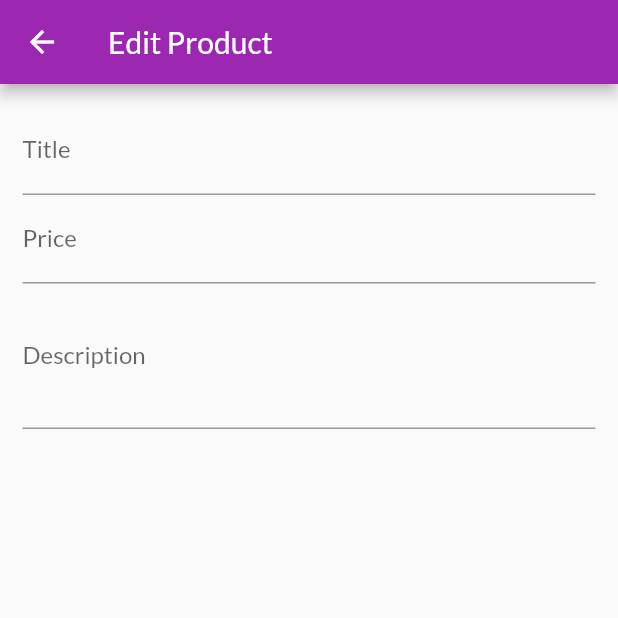
After one commit to Nobi1202/ShopApp, a Flutter app: the EditProductsScreen screen opened by its route, on a phone screen of 412 x 824 dp, the top half of it. The commit adds this screen. Run offline on Flutter 3.47's test engine with Material 2 defaults, Android fonts, the phone set to English and light mode, and no system bars; network calls fail.

Commit message:
update: show dialog & edit product screen

```diff
--- a/lib/main.dart
+++ b/lib/main.dart
@@ -3,10 +3,12 @@ import 'package:shop_app/providers/cart.dart';
 import 'package:shop_app/providers/order.dart';
 import 'package:shop_app/providers/products.dart';
 import 'package:shop_app/screens/cart_screen.dart';
+import 'package:shop_app/screens/edit_products_screen.dart';
 import 'package:shop_app/screens/orders_screen.dart';
 import 'package:shop_app/screens/product_detail_screen.dart';
 import 'package:shop_app/screens/products_overview_screen.dart';
 import 'package:provider/provider.dart';
+import 'package:shop_app/screens/user_products_screen.dart';
 
 void main() => runApp(const MyApp());
 
@@ -39,6 +41,8 @@ class MyApp extends StatelessWidget {
             ProductDetailScreen.routeName: (ctx) => const ProductDetailScreen(),
             CartScreen.routeName: (ctx) => const CartScreen(),
             OrdersScreen.routeName: (ctx) => const OrdersScreen(),
+            UserProductsScreen.routeName: (ctx) => const UserProductsScreen(),
+            EditProductsScreen.routeName: (ctx) => const EditProductsScreen(),
           }),
     );
   }
--- /dev/null
+++ b/lib/screens/edit_products_screen.dart
@@ -0,0 +1,68 @@
+import 'package:flutter/material.dart';
+
+class EditProductsScreen extends StatefulWidget {
+  const EditProductsScreen({Key? key}) : super(key: key);
+
+  static const routeName = '/edit_products_screen';
+
+  @override
+  State<EditProductsScreen> createState() => _EditProductsScreenState();
+}
+
+class _EditProductsScreenState extends State<EditProductsScreen> {
+  final _priceFocusNode = FocusNode();
+  final _descriptionFocusNode = FocusNode();
+
+  @override
+  void dispose() {
+    _priceFocusNode.dispose();
+    _descriptionFocusNode.dispose();
+    super.dispose();
+  }
+
+  @override
+  Widget build(BuildContext context) {
+    return Scaffold(
+      appBar: AppBar(
+        title: const Text('Edit Product'),
+      ),
+      body: Padding(
+        padding: const EdgeInsets.all(15.0),
+        child: Form(
+          child: ListView(
+            children: [
+              TextFormField(
+                decoration: const InputDecoration(
+                  labelText: 'Title',
+                ),
+                textInputAction: TextInputAction.next,
+                onFieldSubmitted: (_) {
+                  FocusScope.of(context).requestFocus(_priceFocusNode);
+                },
+              ),
+              TextFormField(
+                decoration: const InputDecoration(
+                  labelText: 'Price',
+                ),
+                textInputAction: TextInputAction.next,
+                keyboardType: TextInputType.number,
+                focusNode: _priceFocusNode,
+                onFieldSubmitted: (_) {
+                  FocusScope.of(context).requestFocus(_descriptionFocusNode);
+                },
+              ),
+              TextFormField(
+                decoration: const InputDecoration(
+                  labelText: 'Description',
+                ),
+                maxLines: 3,
+                keyboardType: TextInputType.multiline,
+                focusNode: _descriptionFocusNode,
+              ),
+            ],
+          ),
+        ),
+      ),
+    );
+  }
+}
--- a/lib/widgets/app_drawer.dart
+++ b/lib/widgets/app_drawer.dart
@@ -1,5 +1,6 @@
 import 'package:flutter/material.dart';
 import 'package:shop_app/screens/orders_screen.dart';
+import 'package:shop_app/screens/user_products_screen.dart';
 
 class AppDrawer extends StatelessWidget {
   const AppDrawer({Key? key}) : super(key: key);
@@ -21,6 +22,7 @@ class AppDrawer extends StatelessWidget {
               Navigator.of(context).pushReplacementNamed('/');
             },
           ),
+          const Divider(),
           ListTile(
             leading: const Icon(Icons.payment),
             title: const Text('Orders'),
@@ -29,6 +31,15 @@ class AppDrawer extends StatelessWidget {
                   .pushReplacementNamed(OrdersScreen.routeName);
             },
           ),
+          const Divider(),
+          ListTile(
+            leading: const Icon(Icons.edit),
+            title: const Text('Manage Products'),
+            onTap: () {
+              Navigator.of(context)
+                  .pushReplacementNamed(UserProductsScreen.routeName);
+            },
+          ),
         ],
       ),
     );
```
Also changed, not shown: lib/screens/user_products_screen.dart (added, +45 -0 lines), lib/widgets/cart_item.dart (+34 -0 lines), lib/widgets/user_product_item.dart (added, +41 -0 lines).
